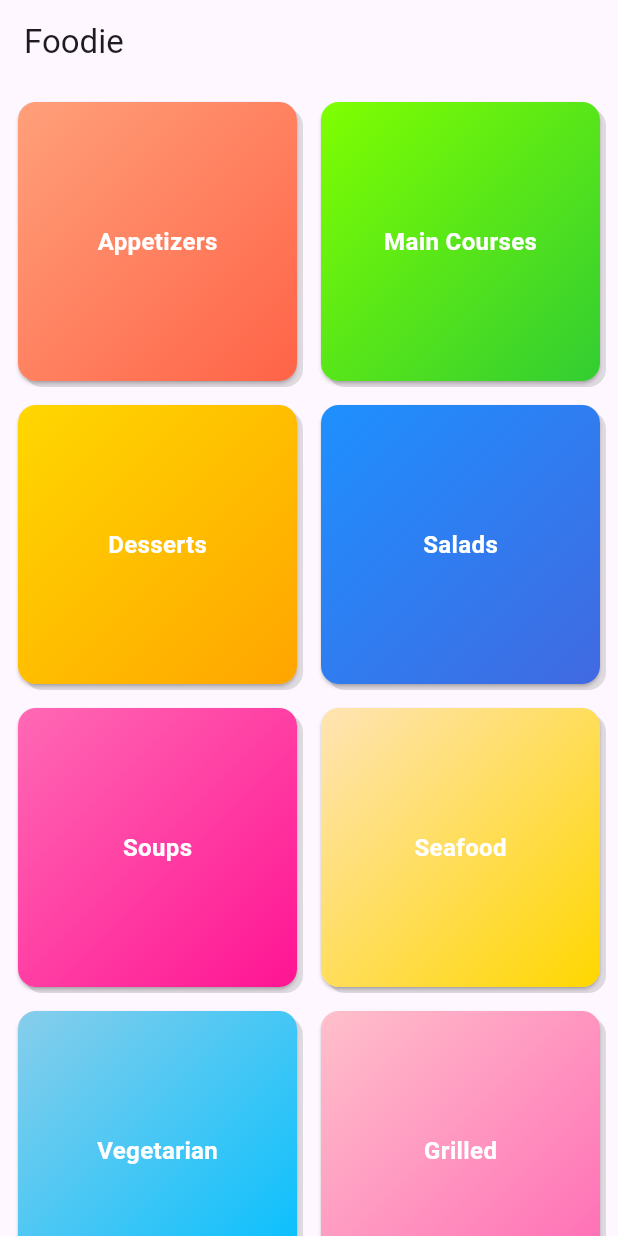
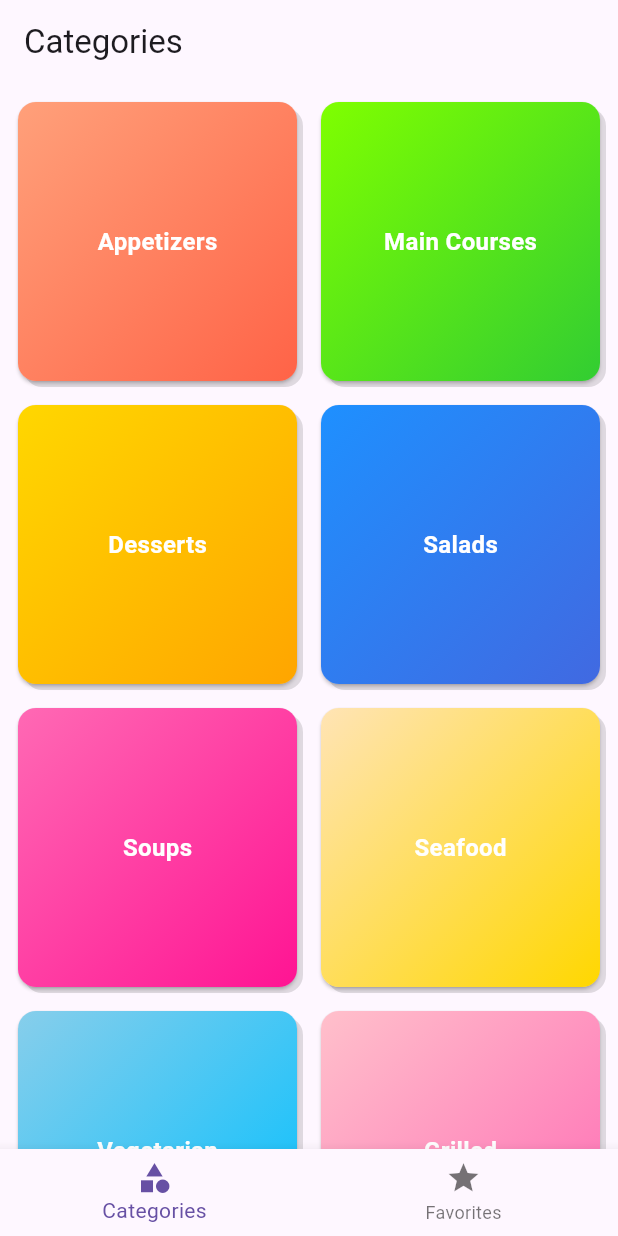
Before and after one commit to maheshwari-ashutosh/foodie-app, a Flutter app: the screen it shows after launch, on a phone screen of 412 x 824 dp. Run offline on Flutter 3.47's test engine with Material 2 defaults, Android fonts, the phone set to English and light mode, and no system bars; our stand-ins replace transparent_image.

Commit message:
Add bottom navigation and favorite functionality

```diff
--- a/lib/main.dart
+++ b/lib/main.dart
@@ -1,4 +1,5 @@
 import 'package:flutter/material.dart';
+import 'package:foodie/screens/bottom_navigation_screen.dart';
 import 'package:foodie/screens/categories_screen.dart';
 
 void main() {
@@ -14,7 +15,7 @@ class MainApp extends StatelessWidget {
       theme: ThemeData(
         useMaterial3: true,
       ),
-      home: CategoriesScreen(),
+      home: BottomNavigationScreen(),
     );
   }
 }
--- a/lib/model/meal.dart
+++ b/lib/model/meal.dart
@@ -25,6 +25,7 @@ class Meal {
   final bool isLactoseFree;
   final bool isVegan;
   final bool isVegetarian;
+  bool isFavorite;
 
   Meal({
     required this.categories,
@@ -39,5 +40,6 @@ class Meal {
     required this.isLactoseFree,
     required this.isVegan,
     required this.isVegetarian,
-  }) : id = uuidV4.generate();
+  })  : id = uuidV4.generate(),
+        isFavorite = false;
 }
--- /dev/null
+++ b/lib/model/navigation_item.dart
@@ -0,0 +1,8 @@
+import 'package:flutter/material.dart';
+
+class NavigationItem {
+  NavigationItem({required this.title, required this.screen});
+
+  final String title;
+  final Widget screen;
+}
--- /dev/null
+++ b/lib/screens/bottom_navigation_screen.dart
@@ -0,0 +1,60 @@
+import 'package:flutter/material.dart';
+import 'package:foodie/model/navigation_item.dart';
+import 'package:foodie/screens/categories_screen.dart';
+import 'package:foodie/screens/meals_screen.dart';
+import 'package:foodie/test-data/meals_test_data.dart';
+import 'package:foodie/utils/meals.dart';
+
+class BottomNavigationScreen extends StatefulWidget {
+  const BottomNavigationScreen({super.key});
+
+  @override
+  State<BottomNavigationScreen> createState() => _BottomNavigationScreenState();
+}
+
+class _BottomNavigationScreenState extends State<BottomNavigationScreen> {
+  int _selectedIndex = 0;
+  var _selectedScreen =
+      NavigationItem(title: "Categories", screen: CategoriesScreen());
+
+  _handleNavigate(int index) {
+    setState(() {
+      _selectedIndex = index;
+      if (index == 1) {
+        _selectedScreen = NavigationItem(
+          title: "Favorites",
+          screen: MealsScreen(
+            meals: mealsList.where((element) => element.isFavorite).toList(),
+          ),
+        );
+        return;
+      }
+      _selectedScreen =
+          NavigationItem(title: "Categories", screen: CategoriesScreen());
+    });
+  }
+
+  @override
+  Widget build(BuildContext context) {
+    return Scaffold(
+      appBar: AppBar(
+        title: Text(_selectedScreen.title),
+      ),
+      body: _selectedScreen.screen,
+      bottomNavigationBar: BottomNavigationBar(
+        currentIndex: _selectedIndex,
+        onTap: _handleNavigate,
+        items: [
+          BottomNavigationBarItem(
+            icon: Icon(Icons.category),
+            label: "Categories",
+          ),
+          BottomNavigationBarItem(
+            icon: Icon(Icons.star),
+            label: "Favorites",
+          ),
+        ],
+      ),
+    );
+  }
+}
--- a/lib/screens/categories_screen.dart
+++ b/lib/screens/categories_screen.dart
@@ -18,13 +18,7 @@ class CategoriesScreen extends StatelessWidget {
 
   @override
   Widget build(BuildContext context) {
-    return Scaffold(
-      appBar: AppBar(
-        title: const Text(
-          "Foodie",
-        ),
-      ),
-      body: GridView(
+    return GridView(
       gridDelegate: const SliverGridDelegateWithFixedCrossAxisCount(
         crossAxisCount: 2,
         childAspectRatio: 1,
@@ -33,10 +27,8 @@ class CategoriesScreen extends StatelessWidget {
       ),
       padding: const EdgeInsets.all(8),
       children: [
-          for (final category in foodCategories)
-            CategoryCard(category: category)
+        for (final category in foodCategories) CategoryCard(category: category)
       ],
-      ),
     );
   }
 }
--- /dev/null
+++ b/lib/utils/meals.dart
@@ -0,0 +1,29 @@
+import 'package:foodie/model/meal.dart';
+import 'package:foodie/test-data/meals_test_data.dart';
+
+final List<Meal> mealsList = meals
+    .map((meal) => Meal(
+          categories: meal["categories"],
+          title: meal["title"],
+          imageUrl: meal["imageUrl"],
+          ingredients: meal["ingredients"],
+          steps: meal["steps"],
+          duration: meal["duration"],
+          complexity: meal["complexity"] == 0
+              ? Complexity.easy
+              : meal["complexity"] == 1
+                  ? Complexity.medium
+                  : Complexity.difficult,
+          affordability: meal["affordability"] == 0
+              ? Affordability.affordable
+              : Affordability.moderate,
+          isGlutenFree: meal["isGlutenFree"],
+          isLactoseFree: meal["isLactoseFree"],
+          isVegan: meal["isVegan"],
+          isVegetarian: meal["isVegetarian"],
+        ))
+    .toList();
+
+List<Meal> getMealsList() {
+  return mealsList;
+}
```
Also changed, not shown: lib/screens/meal_detail_screen.dart (added, +75 -0 lines), lib/screens/meals_screen.dart (+15 -9 lines), lib/widgets/category_card.dart (+5 -27 lines), lib/widgets/meal_card.dart (+63 -9 lines). Lines whose indentation alone changed are shown as unchanged.
